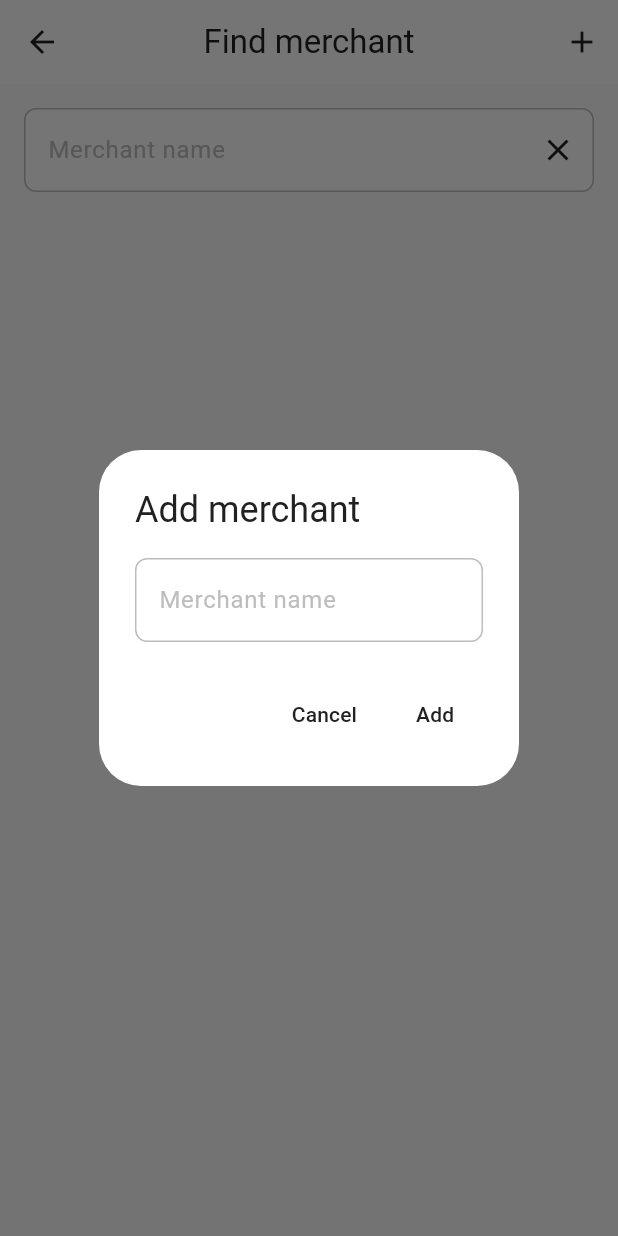
After one commit to savak1990/ahorro-ui, a Flutter app: the MerchantSearchScreen screen opened by its route, after a tap on the "add" icon, on a phone screen of 412 x 824 dp. The commit adds this screen. Run offline on Flutter 3.47's test engine with Material 3 defaults, Android fonts, the phone set to English and light mode, and no system bars; our stand-ins replace flutter_dotenv, formz, material_symbols_icons; missing offline and left inert: amplify_auth_cognito, amplify_authenticator, amplify_flutter.

Commit message:
merchants provider

```diff
--- a/lib/main.dart
+++ b/lib/main.dart
@@ -5,6 +5,7 @@ import 'package:ahorro_ui/src/screens/settings_screen.dart';
 import 'package:ahorro_ui/src/screens/account_screen.dart';
 import 'package:ahorro_ui/src/screens/txn_ai_screen.dart';
 import 'package:ahorro_ui/src/screens/default_balance_currency_screen.dart';
+import 'package:ahorro_ui/src/screens/merchant_search_screen.dart';
 import 'package:amplify_flutter/amplify_flutter.dart';
 import 'package:amplify_authenticator/amplify_authenticator.dart';
 import 'package:amplify_auth_cognito/amplify_auth_cognito.dart';
@@ -12,6 +13,7 @@ import 'package:flutter/material.dart';
 import 'package:provider/provider.dart';
 import 'src/providers/balances_provider.dart';
 import 'src/providers/categories_provider.dart';
+import 'src/providers/merchants_provider.dart';
 import 'package:flutter_dotenv/flutter_dotenv.dart';
 import 'dart:io';
 
@@ -21,16 +23,20 @@ import 'amplifyconfiguration_prod.dart' as prod_config;
 import 'src/constants/app_colors.dart';
 import 'src/constants/app_strings.dart';
 
+import 'src/services/auth_service.dart';
+
 void main() async {
   WidgetsFlutterBinding.ensureInitialized();
-  print('PWD: ${Directory.current.path}');
-  print('ENV EXISTS: ${File('.env').existsSync()}');
+  //print('PWD: ${Directory.current.path}');
+  //print('ENV EXISTS: ${File('.env').existsSync()}');
   await dotenv.load(fileName: ".env");
+
   runApp(
     MultiProvider(
       providers: [
         ChangeNotifierProvider(create: (_) => BalancesProvider()..loadBalances()),
         ChangeNotifierProvider(create: (_) => CategoriesProvider()..loadCategories()),
+        ChangeNotifierProvider(create: (_) => MerchantsProvider()..loadMerchants()),
       ],
       child: MyApp(),
     ),
@@ -234,6 +240,7 @@ class _MyAppState extends State<MyApp> {
           '/account': (context) => const AccountScreen(),
           '/transactions': (context) => const TransactionsScreen(),
           '/default-balance-currency': (context) => const DefaultBalanceCurrencyScreen(),
+          '/merchant_search': (context) => const MerchantSearchScreen(),
         },
       ),
     );
--- /dev/null
+++ b/lib/src/models/merchant.dart
@@ -0,0 +1,49 @@
+class Merchant {
+  final String merchantId;
+  final String groupId;
+  final String userId;
+  final String name;
+  final String description;
+  final String imageUrl;
+  final int rank;
+  final DateTime createdAt;
+  final DateTime updatedAt;
+
+  Merchant({
+    required this.merchantId,
+    required this.groupId,
+    required this.userId,
+    required this.name,
+    required this.description,
+    required this.imageUrl,
+    required this.rank,
+    required this.createdAt,
+    required this.updatedAt,
+  });
+
+  factory Merchant.fromJson(Map<String, dynamic> json) {
+    return Merchant(
+      merchantId: json['merchantId'] as String,
+      groupId: json['groupId'] as String,
+      userId: json['userId'] as String,
+      name: json['name'] as String,
+      description: json['description'] as String? ?? '',
+      imageUrl: json['imageUrl'] as String? ?? '',
+      rank: json['rank'] as int? ?? 0,
+      createdAt: DateTime.parse(json['createdAt'] as String),
+      updatedAt: DateTime.parse(json['updatedAt'] as String),
+    );
+  }
+
+  Map<String, dynamic> toJson() => {
+    'merchantId': merchantId,
+    'groupId': groupId,
+    'userId': userId,
+    'name': name,
+    'description': description,
+    'imageUrl': imageUrl,
+    'rank': rank,
+    'createdAt': createdAt.toIso8601String(),
+    'updatedAt': updatedAt.toIso8601String(),
+  };
+}
--- /dev/null
+++ b/lib/src/providers/merchants_provider.dart
@@ -0,0 +1,55 @@
+import 'package:flutter/material.dart';
+import '../services/api_service.dart';
+import '../models/merchant.dart';
+
+class MerchantsProvider extends ChangeNotifier {
+  List<Merchant> _merchants = [];
+  bool _isLoading = false;
+  String? _error;
+
+  MerchantsProvider() {
+    debugPrint('[MerchantsProvider] constructor called');
+  }
+
+  List<Merchant> get merchants {
+    debugPrint('[MerchantsProvider] get merchants: ${_merchants.length}');
+    return _merchants;
+  }
+  bool get isLoading {
+    debugPrint('[MerchantsProvider] get isLoading: $_isLoading');
+    return _isLoading;
+  }
+  String? get error {
+    debugPrint('[MerchantsProvider] get error: $_error');
+    return _error;
+  }
+
+  Future<void> loadMerchants() async {
+    debugPrint('[MerchantsProvider] loadMerchants called');
+    _isLoading = true;
+    _error = null;
+    notifyListeners();
+    try {
+      _merchants = await ApiService.getMerchants();
+      debugPrint('[MerchantsProvider] loaded ${_merchants.length} merchants');
+    } catch (e) {
+      _error = e.toString();
+      debugPrint('[MerchantsProvider] error: $_error');
+    }
+    _isLoading = false;
+    notifyListeners();
+  }
+
+  Future<Merchant?> createMerchant({required String name, required String userId}) async {
+    try {
+      final merchant = await ApiService.postMerchant(name: name, userId: userId);
+      _merchants.insert(0, merchant);
+      notifyListeners();
+      return merchant;
+    } catch (e) {
+      _error = e.toString();
+      notifyListeners();
+      return null;
+    }
+  }
+}
--- a/lib/src/screens/home_screen.dart
+++ b/lib/src/screens/home_screen.dart
@@ -11,6 +11,7 @@ import '../widgets/list_item_tile.dart';
 import 'add_transaction_screen.dart';
 import '../providers/categories_provider.dart';
 import '../providers/balances_provider.dart';
+import '../providers/merchants_provider.dart';
 
 class HomeScreen extends StatefulWidget {
   const HomeScreen({super.key});
@@ -101,6 +102,8 @@ class _HomeScreenState extends State<HomeScreen> {
           Navigator.of(context).pushReplacementNamed('/default-balance-currency');
         }
       });
+      final merchantsProvider = Provider.of<MerchantsProvider>(context, listen: false);
+      merchantsProvider.loadMerchants();
     });
     _userNameFuture = _fetchUserName();
     _transactionsFuture = _fetchTransactions();
--- /dev/null
+++ b/lib/src/screens/merchant_search_screen.dart
@@ -0,0 +1,123 @@
+import 'package:flutter/material.dart';
+import 'package:provider/provider.dart';
+import '../providers/merchants_provider.dart';
+import '../models/merchant.dart';
+import '../services/auth_service.dart';
+
+class MerchantSearchScreen extends StatefulWidget {
+  const MerchantSearchScreen({super.key});
+
+  @override
+  State<MerchantSearchScreen> createState() => _MerchantSearchScreenState();
+}
+
+class _MerchantSearchScreenState extends State<MerchantSearchScreen> {
+  String _search = '';
+  final TextEditingController _controller = TextEditingController();
+
+  @override
+  Widget build(BuildContext context) {
+    final merchantsProvider = Provider.of<MerchantsProvider>(context);
+    final merchants = merchantsProvider.merchants
+        .where((m) => m.name.toLowerCase().contains(_search.toLowerCase()))
+        .toList();
+    return Scaffold(
+      appBar: AppBar(
+        title: const Text('Find merchant'),
+        actions: [
+          IconButton(
+            icon: const Icon(Icons.add),
+            tooltip: 'Add merchant',
+            onPressed: () async {
+              final name = await showDialog<String>(
+                context: context,
+                builder: (context) {
+                  final addController = TextEditingController(text: _search);
+                  return AlertDialog(
+                    title: const Text('Add merchant'),
+                    content: TextField(
+                      controller: addController,
+                      decoration: const InputDecoration(hintText: 'Merchant name'),
+                    ),
+                    actions: [
+                      TextButton(
+                        onPressed: () => Navigator.pop(context),
+                        child: const Text('Cancel'),
+                      ),
+                      TextButton(
+                        onPressed: () => Navigator.pop(context, addController.text.trim()),
+                        child: const Text('Add'),
+                      ),
+                    ],
+                  );
+                },
+              );
+              if (name != null && name.isNotEmpty) {
+                final userId = await _getUserIdFromCognito();
+                if (userId == null) return;
+                final newMerchant = await merchantsProvider.createMerchant(name: name, userId: userId);
+                if (newMerchant != null) {
+                  Navigator.of(context).pop(newMerchant);
+                }
+              }
+            },
+          ),
+        ],
+      ),
+      body: Padding(
+        padding: const EdgeInsets.all(16.0),
+        child: Column(
+          crossAxisAlignment: CrossAxisAlignment.stretch,
+          children: [
+            TextField(
+              controller: _controller,
+              decoration: InputDecoration(
+                hintText: 'Merchant name',
+                suffixIcon: IconButton(
+                  icon: const Icon(Icons.clear),
+                  onPressed: () {
+                    _controller.clear();
+                    setState(() => _search = '');
+                  },
+                ),
+              ),
+              onChanged: (val) => setState(() => _search = val),
+            ),
+            const SizedBox(height: 16),
+            Expanded(
+              child: merchants.isEmpty
+                  ? Center(child: Text('No merchants found'))
+                  : Wrap(
+                      spacing: 8.0,
+                      children: [
+                        ...merchants.map((merchant) => ChoiceChip(
+                              label: Text(merchant.name),
+                              avatar: merchant.imageUrl.isNotEmpty
+                                  ? CircleAvatar(backgroundImage: NetworkImage(merchant.imageUrl))
+                                  : null,
+                              selected: false,
+                              onSelected: (selected) {
+                                if (selected) {
+                                  Navigator.of(context).pop(merchant);
+                                }
+                              },
+                            )),
+                      ],
+                    ),
+            ),
+          ],
+        ),
+      ),
+    );
+  }
+
+  Future<String?> _getUserIdFromCognito() async {
+    try {
+      final userId = await AuthService.getUserId();
+      return userId;
+    } catch (e) {
+      // Можно добавить обработку ошибки
+      return null;
+    }
+  }
+}
--- a/lib/src/widgets/expense_transaction_form.dart
+++ b/lib/src/widgets/expense_transaction_form.dart
@@ -4,8 +4,10 @@ import 'package:formz/formz.dart';
 import 'package:ahorro_ui/src/widgets/category_picker_dialog.dart';
 import '../providers/balances_provider.dart';
 import '../providers/categories_provider.dart';
+import '../providers/merchants_provider.dart';
 import '../models/transaction_entry.dart';
 import '../models/category.dart';
+import '../models/merchant.dart';
 import '../services/api_service.dart';
 import '../constants/app_typography.dart';
 import '../models/transaction_type.dart';
@@ -80,7 +82,7 @@ class ExpenseTransactionFormState extends State<ExpenseTransactionForm> {
   bool _isLoading = false;
   List<_TransactionItem> _items = [];
   String? _fromAccountId;
-  String _selectedMerchant = '';
+  Merchant? _selectedMerchant;
 
   // formz state
   late List<AmountInput> _amountInputs;
@@ -176,7 +178,7 @@ class ExpenseTransactionFormState extends State<ExpenseTransactionForm> {
     });
     final data = ExpenseTransactionFormData(
       entries: transactionEntries,
-      merchant: _selectedMerchant,
+      merchant: _selectedMerchant?.name ?? '',
       balanceId: _balanceInput.value,
       date: _selectedDate,
     );
@@ -421,77 +423,64 @@ class _TransactionItem {
   }
 }
 
-class _MerchantChips extends StatefulWidget {
-  final String selectedMerchant;
-  final ValueChanged<String> onMerchantSelected;
+class _MerchantChips extends StatelessWidget {
+  final Merchant? selectedMerchant;
+  final ValueChanged<Merchant?> onMerchantSelected;
   const _MerchantChips({required this.selectedMerchant, required this.onMerchantSelected});
 
   @override
-  State<_MerchantChips> createState() => _MerchantChipsState();
-}
+  Widget build(BuildContext context) {
+    final merchantsProvider = Provider.of<MerchantsProvider>(context);
+    final merchants = List<Merchant>.from(merchantsProvider.merchants);
+    merchants.sort((a, b) => b.createdAt.compareTo(a.createdAt));
+    final topMerchants = merchants.take(3).toList();
 
-class _MerchantChipsState extends State<_MerchantChips> {
-  List<String> _merchants = [];
-  @override
-  void initState() {
-    super.initState();
-    _loadMerchants();
-  }
-  void _loadMerchants() async {
-    setState(() {
-      _merchants = ['Mercadona', 'Amazon', 'Lidl', 'Carrefour'];
-    });
-  }
-  @override
-  Widget build(BuildContext context) {
+    if (merchantsProvider.isLoading) {
+      return const Center(child: CircularProgressIndicator());
+    }
+
+    if (topMerchants.isEmpty) {
+      return Align(
+        alignment: Alignment.centerLeft,
+        child: TextButton.icon(
+          onPressed: () {
+            Navigator.of(context).pushNamed('/merchant_search').then((result) {
+              if (result is Merchant) {
+                onMerchantSelected(result);
+              }
+            });
+          },
+          icon: const Icon(Icons.add),
+          label: const Text('Add merchant'),
+        ),
+      );
+    }
+
     return Wrap(
       spacing: 8.0,
       children: [
-        ..._merchants.map((merchant) => ChoiceChip(
-          label: Text(merchant),
-          selected: widget.selectedMerchant == merchant,
+        ...topMerchants.map((merchant) => ChoiceChip(
+          label: Text(merchant.name),
+          avatar: merchant.imageUrl.isNotEmpty ? CircleAvatar(backgroundImage: NetworkImage(merchant.imageUrl)) : null,
+          selected: selectedMerchant?.merchantId == merchant.merchantId,
           onSelected: (selected) {
-            if (selected) widget.onMerchantSelected(merchant);
+            if (selected) {
+              onMerchantSelected(merchant);
+            } else if (selectedMerchant?.merchantId == merchant.merchantId) {
+              onMerchantSelected(null);
+            }
           },
         )),
         TextButton.icon(
-          style: TextButton.styleFrom(
-            foregroundColor: Theme.of(context).colorScheme.primary,
-            textStyle: Theme.of(context).textTheme.bodyMedium?.copyWith(fontWeight: FontWeight.w600),
-          ),
+          onPressed: () {
+            Navigator.of(context).pushNamed('/merchant_search').then((result) {
+              if (result is Merchant) {
+                onMerchantSelected(result);
+              }
+            });
+          },
           icon: const Icon(Icons.search),
           label: const Text('Find merchant'),
-          onPressed: () async {
-            final newMerchant = await showDialog<String>(
-              context: context,
-              builder: (context) {
-                final controller = TextEditingController();
-                return AlertDialog(
-                  title: const Text('Find merchant'),
-                  content: TextField(
-                    controller: controller,
-                    decoration: const InputDecoration(hintText: 'Merchant name'),
-                  ),
-                  actions: [
-                    TextButton(
-                      onPressed: () => Navigator.pop(context),
-                      child: const Text('Cancel'),
-                    ),
-                    TextButton(
-                      onPressed: () => Navigator.pop(context, controller.text.trim()),
-                      child: const Text('Add'),
-                    ),
-                  ],
-                );
-              },
-            );
-            if (newMerchant != null && newMerchant.isNotEmpty) {
-              setState(() {
-                _merchants.add(newMerchant);
-              });
-              widget.onMerchantSelected(newMerchant);
-            }
-          },
         ),
       ],
     );
```
Also changed, not shown: lib/src/services/api_service.dart (+60 -0 lines).
